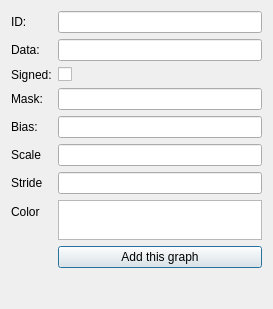
First picture: the form in newgraphdialog.ui, repository collin80/SavvyCAN, before the edit.
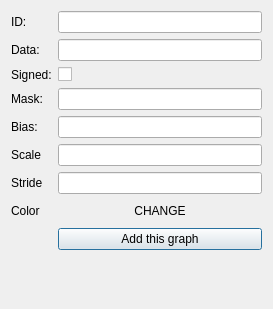
Second picture: the form after the edit.

The edit to the form file:
```diff
--- a/newgraphdialog.ui
+++ b/newgraphdialog.ui
@@ -98,23 +98,7 @@
       <widget class="QLineEdit" name="lineEdit_5"/>
      </item>
      <item row="6" column="1">
-      <widget class="QLineEdit" name="lineEdit_6"/>
-     </item>
-     <item row="7" column="1">
-      <widget class="QGraphicsView" name="graphicsView">
-       <property name="sizePolicy">
-        <sizepolicy hsizetype="Expanding" vsizetype="Fixed">
-         <horstretch>0</horstretch>
-         <verstretch>0</verstretch>
-        </sizepolicy>
-       </property>
-       <property name="maximumSize">
-        <size>
-         <width>16777215</width>
-         <height>40</height>
-        </size>
-       </property>
-      </widget>
+      <widget class="QLineEdit" name="txtStride"/>
      </item>
      <item row="8" column="1">
       <widget class="QPushButton" name="pushButton">
@@ -123,6 +107,19 @@
        </property>
       </widget>
      </item>
+     <item row="7" column="1">
+      <widget class="QPushButton" name="colorSwatch">
+       <property name="autoFillBackground">
+        <bool>true</bool>
+       </property>
+       <property name="text">
+        <string>CHANGE</string>
+       </property>
+       <property name="flat">
+        <bool>true</bool>
+       </property>
+      </widget>
+     </item>
     </layout>
    </item>
   </layout>
```
Left out of the diff: 14 changed lines with no effect on the pictures.
